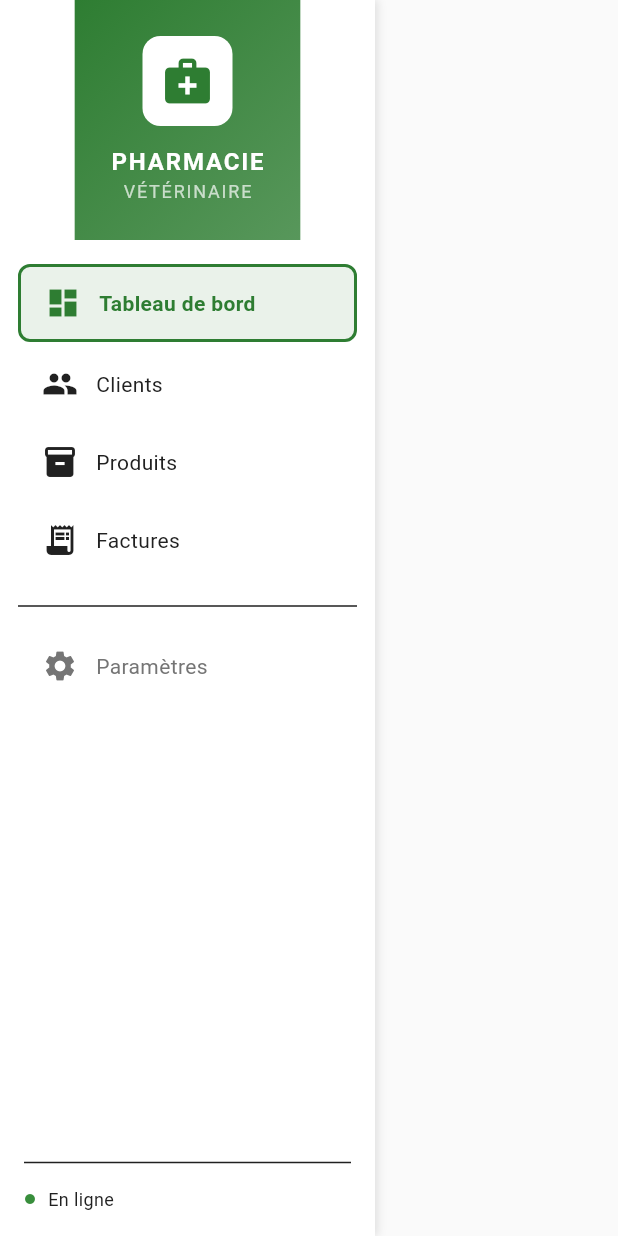
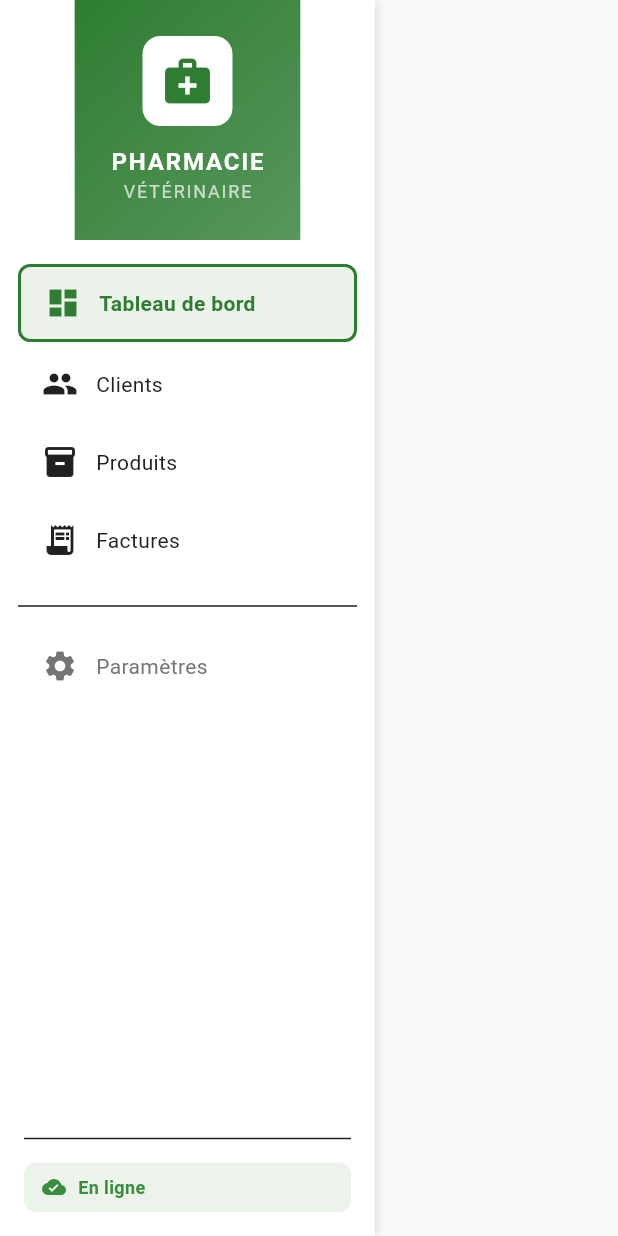
Before and after one commit to belmanaa20/veterinaire-app, a Flutter app: the DesktopSidebar widget shown alone on an empty page, opened directly with empty values, on a phone screen of 412 x 824 dp. Run offline on Flutter 3.47's test engine with Material 3 defaults, Android fonts, the phone set to English and light mode, and no system bars; our stand-ins replace barcode_widget, connectivity_plus, google_fonts, hive_flutter, pdf, printing and 1 more; missing offline and left inert: mobile_scanner; accounts and stored records are empty; statements that could not run were skipped.

Commit message:
Add online/offline status indicator and comprehensive progress documentation
Co-authored-by: belmanaa20 <115917683+belmanaa20@users.noreply.github.com>

```diff
--- a/lib/widgets/desktop_sidebar.dart
+++ b/lib/widgets/desktop_sidebar.dart
@@ -1,7 +1,8 @@
 import 'package:flutter/material.dart';
 import '../config/theme_config.dart';
+import '../utils/connectivity_monitor.dart';
 
-class DesktopSidebar extends StatelessWidget {
+class DesktopSidebar extends StatefulWidget {
   final int selectedIndex;
   final ValueChanged<int> onDestinationSelected;
 
@@ -10,6 +11,29 @@ class DesktopSidebar extends StatelessWidget {
     required this.selectedIndex,
     required this.onDestinationSelected,
   });
+
+  @override
+  State<DesktopSidebar> createState() => _DesktopSidebarState();
+}
+
+class _DesktopSidebarState extends State<DesktopSidebar> {
+  final _connectivityMonitor = ConnectivityMonitor();
+  bool _isOnline = true;
+
+  @override
+  void initState() {
+    super.initState();
+    _isOnline = _connectivityMonitor.isOnline;
+
+    // Listen to connectivity changes
+    _connectivityMonitor.onlineStream.listen((isOnline) {
+      if (mounted) {
+        setState(() {
+          _isOnline = isOnline;
+        });
+      }
+    });
+  }
 
   @override
   Widget build(BuildContext context) {
@@ -120,26 +144,38 @@ class DesktopSidebar extends StatelessWidget {
             ),
           ),
 
-          // Footer
+          // Footer with connectivity status
           Padding(
             padding: const EdgeInsets.all(16),
             child: Column(
               children: [
                 const Divider(),
                 const SizedBox(height: 8),
-                Row(
+                Container(
+                  padding: const EdgeInsets.symmetric(horizontal: 12, vertical: 8),
+                  decoration: BoxDecoration(
+                    color: (_isOnline ? ThemeConfig.successColor : ThemeConfig.errorColor)
+                        .withOpacity(0.1),
+                    borderRadius: BorderRadius.circular(8),
+                  ),
+                  child: Row(
                     children: [
                       Icon(
-                      Icons.circle,
-                      size: 8,
-                      color: ThemeConfig.successColor,
+                        _isOnline ? Icons.cloud_done : Icons.cloud_off,
+                        size: 16,
+                        color: _isOnline ? ThemeConfig.successColor : ThemeConfig.errorColor,
                       ),
                       const SizedBox(width: 8),
-                    const Text(
-                      'En ligne',
-                      style: TextStyle(fontSize: 12),
+                      Text(
+                        _isOnline ? 'En ligne' : 'Hors ligne',
+                        style: TextStyle(
+                          fontSize: 12,
+                          fontWeight: FontWeight.w600,
+                          color: _isOnline ? ThemeConfig.successColor : ThemeConfig.errorColor,
+                        ),
                       ),
                     ],
+                  ),
                 ),
               ],
             ),
@@ -156,7 +192,7 @@ class DesktopSidebar extends StatelessWidget {
     required int index,
     bool isSecondary = false,
   }) {
-    final isSelected = selectedIndex == index;
+    final isSelected = widget.selectedIndex == index;
     final theme = Theme.of(context);
 
     return Padding(
@@ -164,7 +200,7 @@ class DesktopSidebar extends StatelessWidget {
       child: Material(
         color: Colors.transparent,
         child: InkWell(
-          onTap: () => onDestinationSelected(index),
+          onTap: () => widget.onDestinationSelected(index),
           borderRadius: BorderRadius.circular(8),
           child: Container(
             padding: const EdgeInsets.symmetric(horizontal: 16, vertical: 12),
```
Also changed, not shown: 1 other file. Lines whose indentation alone changed are shown as unchanged.
